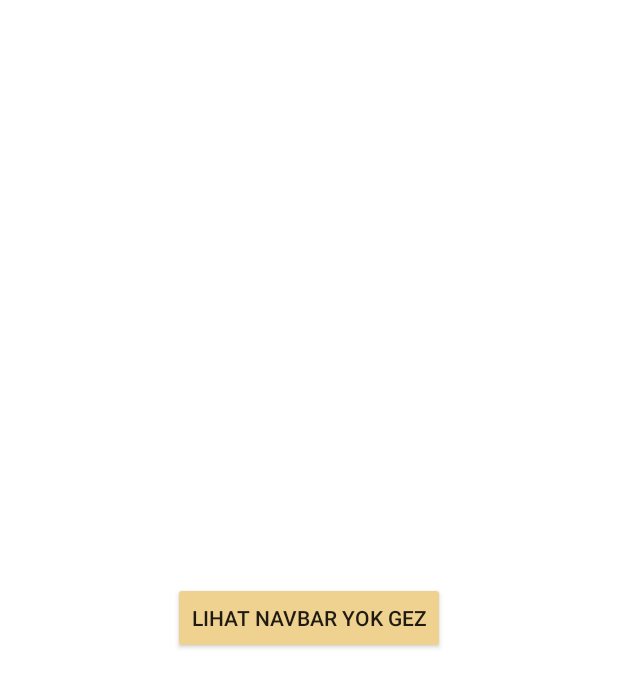
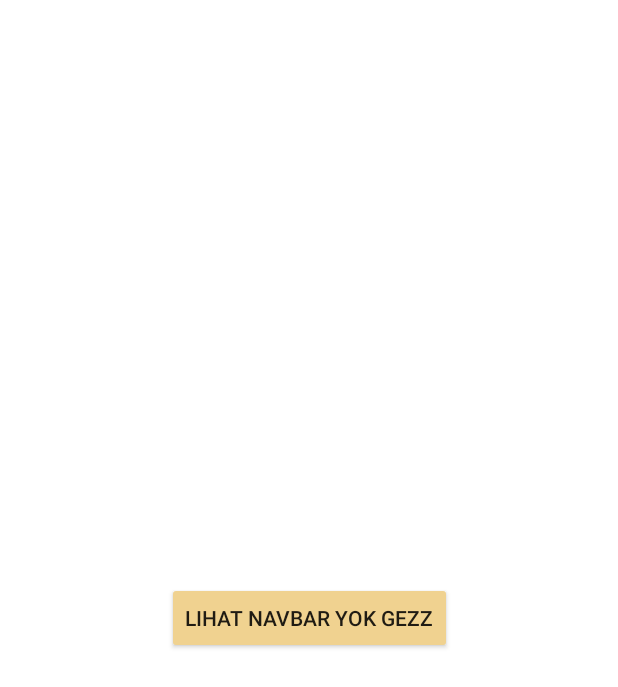
Before and after one commit to NadiraAdiva257/tubesPAB, an Android app: the screen it shows after launch (MainActivity), on a phone screen of 412 x 824 dp. Shown: the top 687 px of the screen. Run offline under Robolectric (Android 15) with nearby library versions, the phone set to English and light mode, and no system bars.

```diff
--- a/app/src/main/res/layout/activity_main.xml
+++ b/app/src/main/res/layout/activity_main.xml
@@ -15,7 +15,7 @@
         app:layout_constraintEnd_toEndOf="parent"
         app:layout_constraintBottom_toBottomOf="parent"
         app:layout_constraintTop_toTopOf="parent"
-        android:text="lihat navbar yok gez"
+        android:text="lihat navbar yok gezz"
         tools:layout_editor_absoluteX="168dp"
         tools:layout_editor_absoluteY="448dp"
         android:backgroundTint="@color/cream"/>
```
